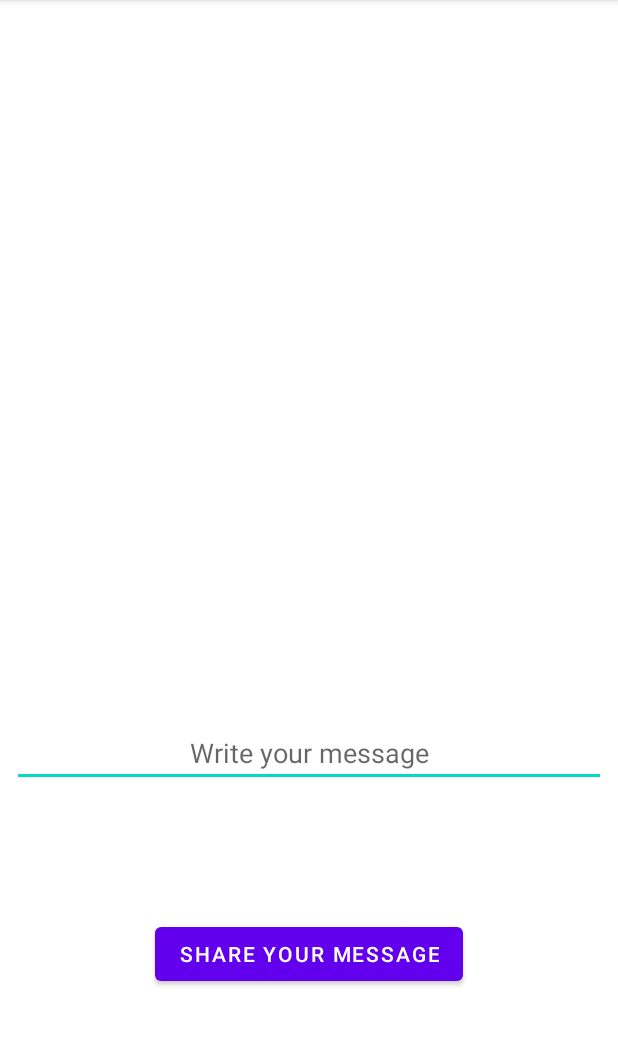
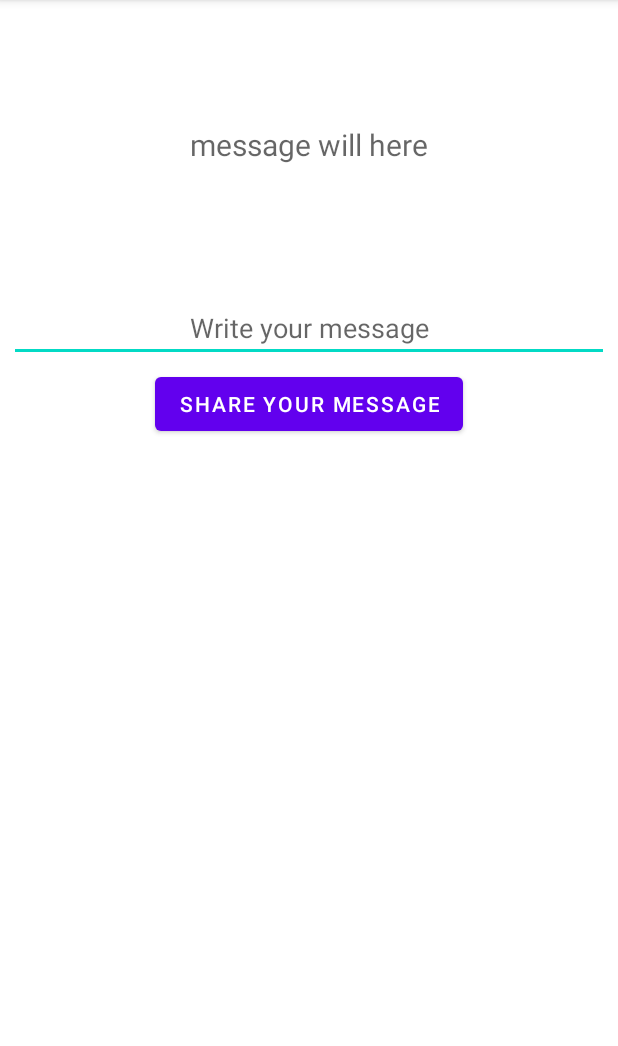
Before and after one commit to thienlipit/DemoAndoirdTutorials, an Android app: the screen it shows after launch (MainActivity), on a phone screen of 412 x 824 dp, the part 84-1130 px from its top. Run offline under Robolectric (Android 15) with nearby library versions, the phone set to English and light mode, and no system bars.

Commit message:
edit layout

```diff
--- a/ShareViewModel/app/src/main/res/layout/activity_main.xml
+++ b/ShareViewModel/app/src/main/res/layout/activity_main.xml
@@ -10,30 +10,29 @@
     <fragment
         android:id="@+id/receiverFragment"
         android:name="com.example.shareviewmodel.MessageReceiverFragment"
-        android:layout_width="match_parent"
-        android:layout_height="0dp"
+        android:layout_width="405dp"
+        android:layout_height="176dp"
         android:layout_marginStart="8dp"
         android:layout_marginTop="8dp"
         android:layout_marginEnd="8dp"
         android:layout_marginBottom="8dp"
-        app:layout_constraintBottom_toTopOf="@+id/senderFragment"
+
         app:layout_constraintEnd_toEndOf="parent"
-        app:layout_constraintHorizontal_bias="0.5"
+        app:layout_constraintHorizontal_bias="0.6"
         app:layout_constraintStart_toStartOf="parent"
         app:layout_constraintTop_toTopOf="parent" />
 
     <fragment
         android:id="@+id/senderFragment"
         android:name="com.example.shareviewmodel.MessageSenderFragment"
-        android:layout_width="match_parent"
-        android:layout_height="0dp"
+        android:layout_width="400dp"
+        android:layout_height="201dp"
         android:layout_marginStart="8dp"
         android:layout_marginTop="8dp"
         android:layout_marginEnd="8dp"
         android:layout_marginBottom="8dp"
-        app:layout_constraintBottom_toBottomOf="parent"
+
         app:layout_constraintEnd_toEndOf="parent"
-        app:layout_constraintHorizontal_bias="0.5"
         app:layout_constraintStart_toStartOf="parent"
         app:layout_constraintTop_toBottomOf="@+id/receiverFragment" />
 
--- a/ShareViewModel/app/src/main/res/layout/fragment_message_receiver.xml
+++ b/ShareViewModel/app/src/main/res/layout/fragment_message_receiver.xml
@@ -3,13 +3,14 @@
     xmlns:android="http://schemas.android.com/apk/res/android"
     xmlns:app="http://schemas.android.com/apk/res-auto"
     android:layout_width="match_parent"
-    android:layout_height="match_parent">
+    android:layout_height="wrap_content">
 
     <TextView
         android:id="@+id/textViewReceiver"
         android:layout_width="wrap_content"
         android:layout_height="wrap_content"
         android:textSize="20sp"
+        android:hint="message will here"
         android:textColor="@color/black"
         android:textAlignment="center"
         app:layout_constraintBottom_toBottomOf="parent"
--- a/ShareViewModel/app/src/main/res/layout/fragment_message_sender.xml
+++ b/ShareViewModel/app/src/main/res/layout/fragment_message_sender.xml
@@ -3,7 +3,7 @@
     xmlns:android="http://schemas.android.com/apk/res/android"
     xmlns:app="http://schemas.android.com/apk/res-auto"
     android:layout_width="match_parent"
-    android:layout_height="match_parent">
+    android:layout_height="wrap_content">
 
     <EditText
         android:id="@+id/writeMessage"
```
Also changed, not shown: ShareViewModel/app/src/main/java/com/example/shareviewmodel/Application.kt (deleted, +0 -21 lines).
